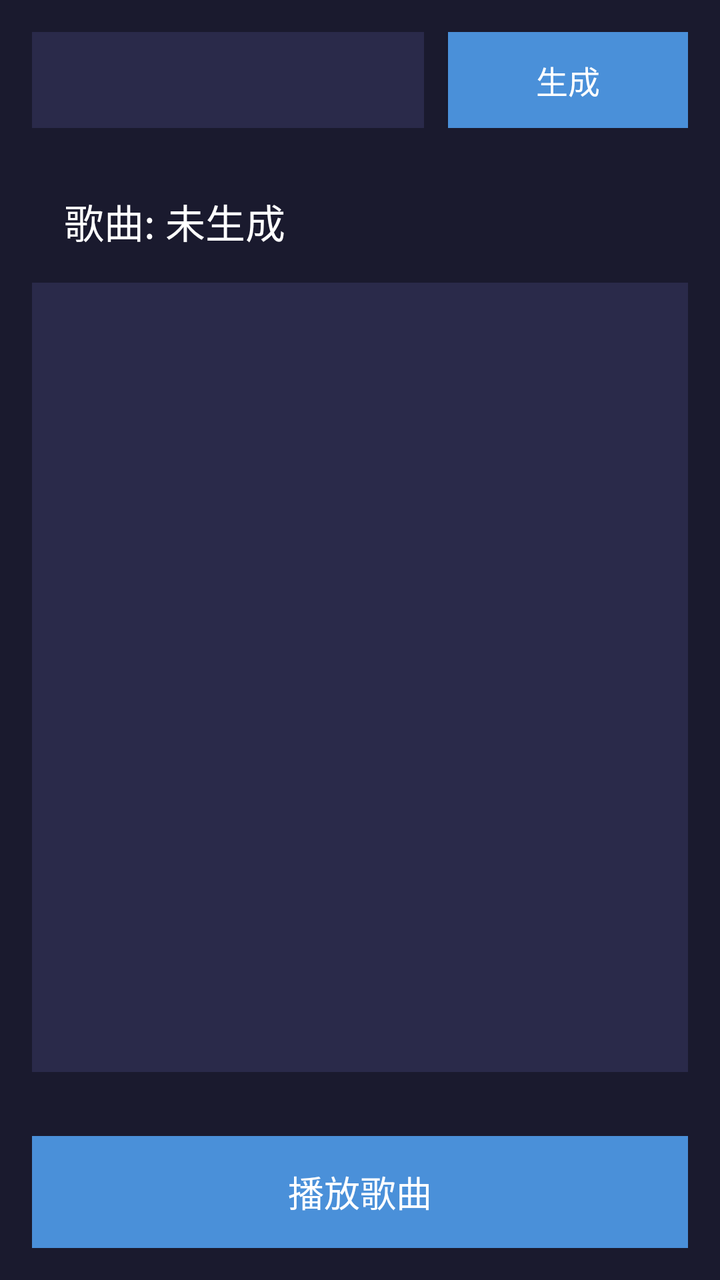
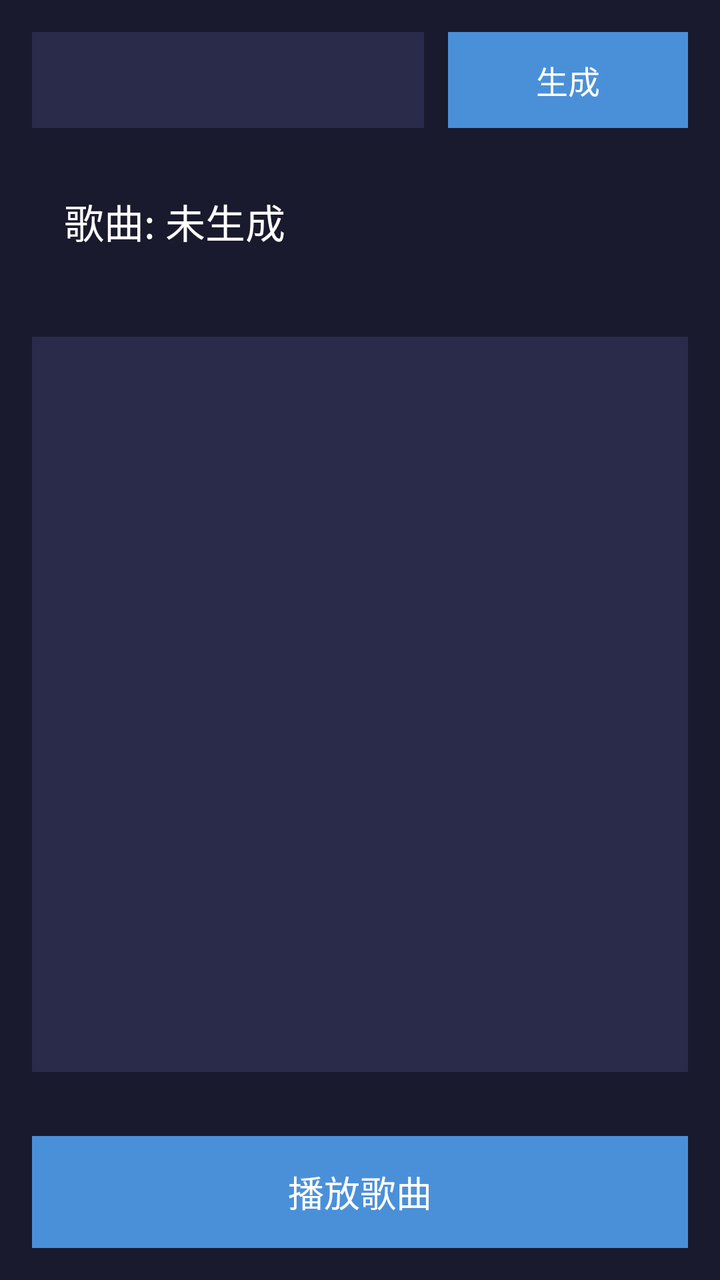

Compare the two renders of this Android layout. The source of the first and the diff that turns it into the second are given below.
<!-- AndroidManifest.xml: application theme Theme.MusicAI -->
<!-- res/layout/activity_song_generator.xml -->
<?xml version="1.0" encoding="utf-8"?>
<LinearLayout xmlns:android="http://schemas.android.com/apk/res/android"
    android:layout_width="match_parent"
    android:layout_height="match_parent"
    android:orientation="vertical"
    android:background="#1a1a2e">

    <LinearLayout
        android:layout_width="match_parent"
        android:layout_height="wrap_content"
        android:orientation="horizontal"
        android:padding="16dp">

        <Spinner
            android:id="@+id/sp_style"
            android:layout_width="0dp"
            android:layout_height="48dp"
            android:layout_weight="1"
            android:background="#2a2a4a"
            android:textColor="#ffffff"/>

        <Button
            android:id="@+id/btn_generate"
            android:layout_width="120dp"
            android:layout_height="48dp"
            android:text="生成"
            android:textSize="16sp"
            android:textColor="#ffffff"
            android:background="#4a90d9"
            android:layout_marginLeft="12dp"
           />

    </LinearLayout>

    <TextView
        android:id="@+id/tv_title"
        android:layout_width="match_parent"
        android:layout_height="wrap_content"
        android:text="歌曲: 未生成"
        android:textSize="20sp"
        android:textColor="#ffffff"
        android:padding="16dp"
        android:layout_marginLeft="16dp"/>

    <ListView
        android:id="@+id/lv_song"
        android:layout_width="match_parent"
        android:layout_height="0dp"
        android:layout_weight="1"
        android:background="#2a2a4a"
        android:divider="#3a3a5a"
        android:dividerHeight="1dp"
        android:layout_marginLeft="16dp"
        android:layout_marginRight="16dp"
        android:layout_marginBottom="16dp"/>

    <LinearLayout
        android:layout_width="match_parent"
        android:layout_height="wrap_content"
        android:orientation="horizontal"
        android:padding="16dp">

        <Button
            android:id="@+id/btn_play"
            android:layout_width="0dp"
            android:layout_height="56dp"
            android:layout_weight="1"
            android:text="播放歌曲"
            android:textSize="18sp"
            android:textColor="#ffffff"
            android:background="#4a90d9"
           />

    </LinearLayout>

</LinearLayout>
<!-- resources referenced by this layout -->
<resources>
  <style name="Theme.MusicAI" parent="Theme.AppCompat.Light.DarkActionBar">
          <item name="colorPrimary">@color/colorPrimary</item>
          <item name="colorPrimaryDark">@color/colorPrimaryDark</item>
          <item name="colorAccent">@color/colorAccent</item>
      </style>
  <color name="colorPrimary">#6200EE</color>
  <color name="colorPrimaryDark">#3700B3</color>
  <color name="colorAccent">#03DAC5</color>
</resources>

<!-- the commit's change to res/layout/activity_song_generator.xml (unified diff, before → after) -->
@@ -42,6 +42,17 @@
         android:padding="16dp"
         android:layout_marginLeft="16dp"/>
 
+    <TextView
+        android:id="@+id/tv_artist"
+        android:layout_width="match_parent"
+        android:layout_height="wrap_content"
+        android:text=""
+        android:textSize="14sp"
+        android:textColor="#aaaaaa"
+        android:paddingLeft="16dp"
+        android:paddingRight="16dp"
+        android:paddingBottom="8dp"/>
+
     <ListView
         android:id="@+id/lv_song"
         android:layout_width="match_parent"
@@ -53,6 +64,14 @@
         android:layout_marginLeft="16dp"
         android:layout_marginRight="16dp"
         android:layout_marginBottom="16dp"/>
+
+    <ProgressBar
+        android:id="@+id/progress_bar"
+        android:layout_width="48dp"
+        android:layout_height="48dp"
+        android:layout_gravity="center"
+        android:visibility="gone"
+        android:layout_marginBottom="8dp"/>
 
     <LinearLayout
         android:layout_width="match_parent"
